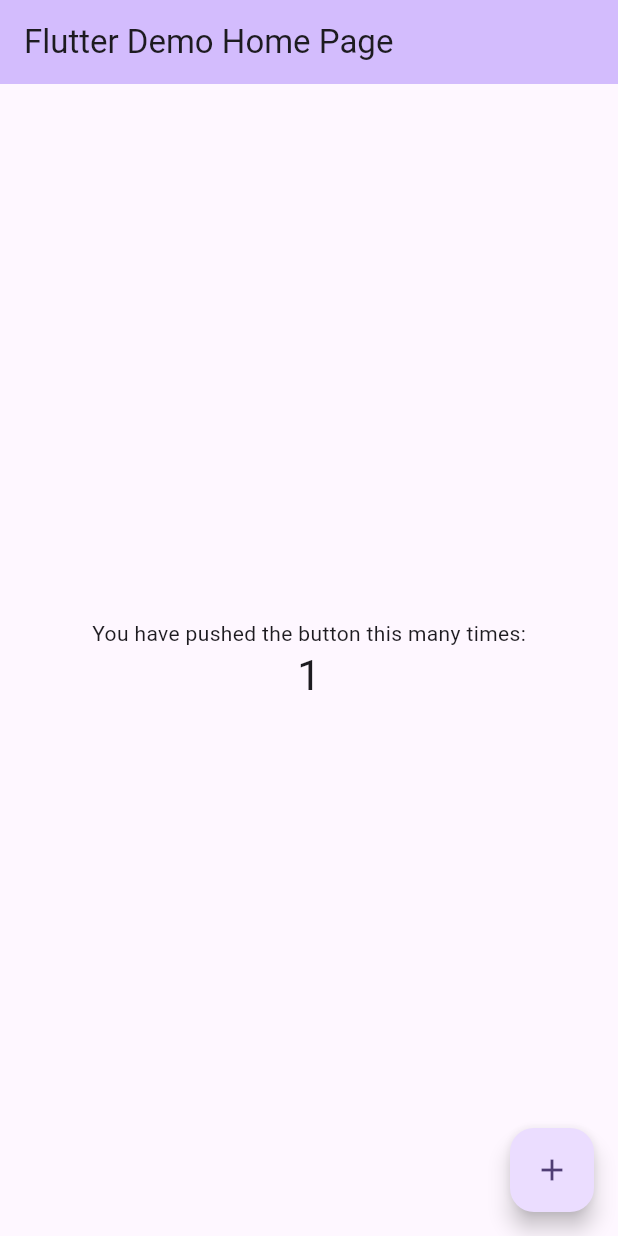
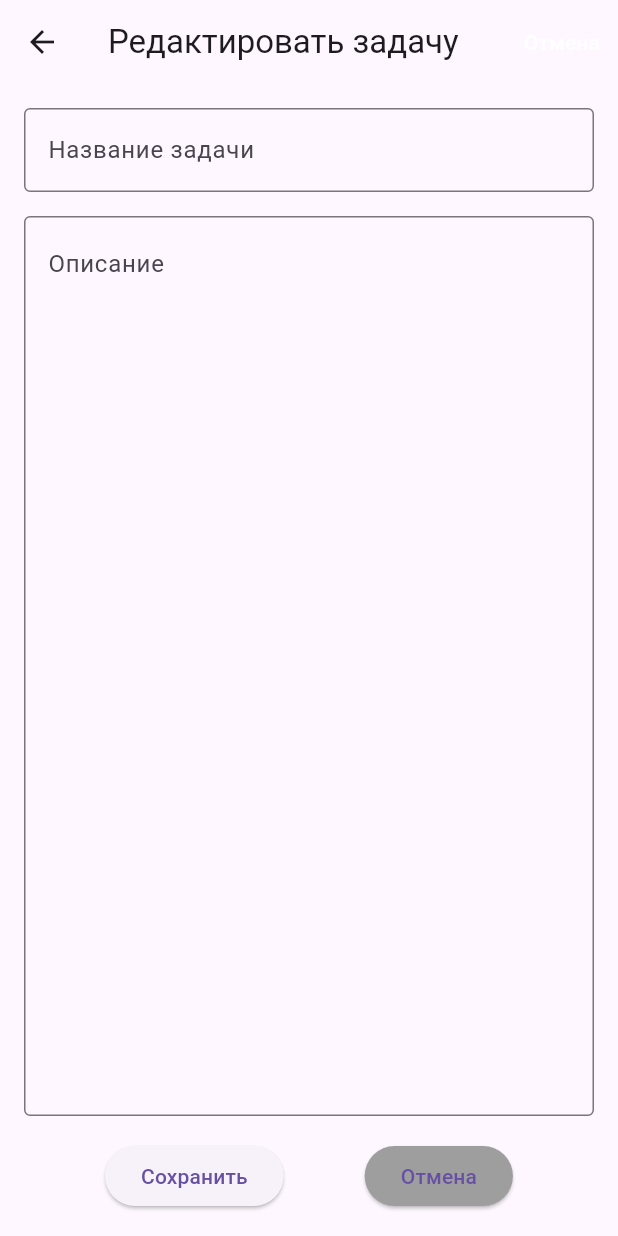
Before and after one commit to sokolovaver/flutter-labs, a Flutter app: the screen it shows after launch, after a tap on the "add" icon, on a phone screen of 412 x 824 dp. Run offline on Flutter 3.47's test engine with Material 3 defaults, Android fonts, the phone set to English and light mode, and no system bars.

Commit message:
Добавлены свёрстанные экраны, соответствующие планируемому дизайну и функционалу

```diff
--- /dev/null
+++ b/my_app/lib/home_screen.dart
@@ -0,0 +1,173 @@
+import 'package:flutter/material.dart';
+import 'task_add_screen.dart';
+
+class HomeScreen extends StatefulWidget {
+  const HomeScreen({super.key});
+
+  @override
+  _HomeScreenState createState() => _HomeScreenState();
+}
+
+
+class _HomeScreenState extends State<HomeScreen> {
+  List<Map<String, dynamic>> tasks = [
+    {
+      'title': 'Сделать лабораторную работу',
+      'preview': 'Разработка мобильных приложений',
+      'date': '23.11.2025 14:00',
+      'completed': false,
+    },
+    {
+      'title': 'Купить канцелярию',
+      'preview': 'Ручки, карандаши, тетради',
+      'date': '24.11.2025 15:00',
+      'completed': true,
+    },
+    {
+      'title': 'Приготовить ужин',
+      'preview': 'Рис с рыбой',
+      'date': '24.11.2025 16:00',
+      'completed': false,
+    },
+  ];
+
+  void _openTaskEditor({Map<String, dynamic>? task, int? index}) {
+    Navigator.of(context)
+        .push(
+      MaterialPageRoute(
+        builder: (context) => TaskAddScreen(
+          initialTitle: task != null ? task['title'] : '',
+          initialContent: task != null ? task['preview'] : '',
+        ),
+      ),
+    )
+        .then((result) {
+      if (result != null && result is Map<String, String>) {
+        setState(() {
+          final newTask = {
+            'title': result['title'],
+            'preview': result['content'],
+            'date': result['date'],
+            'completed': false,
+          };
+          if (index != null) {
+            tasks[index] = newTask;
+          } else {
+            tasks.add(newTask);
+          }
+        });
+      }
+    });
+  }
+
+  void _showDeleteDialog(int index) {
+    showDialog(
+      context: context,
+      builder: (context) => AlertDialog(
+        title: Text('Удалить задачу?'),
+        content: Text('Вы уверены, что хотите удалить эту задачу?'),
+        actions: [
+          TextButton(
+            onPressed: () => Navigator.of(context).pop(),
+            child: Text('Отменить'),
+          ),
+          TextButton(
+            onPressed: () {
+              setState(() {
+                tasks.removeAt(index);
+              });
+              Navigator.of(context).pop();
+            },
+            child: Text('Удалить', style: TextStyle(color: Colors.red)),
+          ),
+        ],
+      ),
+    );
+  }
+
+  @override
+  Widget build(BuildContext context) {
+    return Scaffold(
+      appBar: AppBar(
+        title: Text('TaskTrack'),
+        backgroundColor: Colors.green,
+      ),
+      body: Column(
+        children: [
+          // Строка поиска
+          Padding(
+            padding: EdgeInsets.all(16.0),
+            child: TextField(
+              decoration: InputDecoration(
+                hintText: 'Поиск',
+                prefixIcon: Icon(Icons.search),
+                border: OutlineInputBorder(
+                  borderRadius: BorderRadius.circular(10.0),
+                ),
+              ),
+              onChanged: (value) {
+                // Можно добавить фильтр задач
+              },
+            ),
+          ),
+          // Список задач
+          Expanded(
+            child: ListView.builder(
+              itemCount: tasks.length,
+              itemBuilder: (context, index) {
+                final task = tasks[index];
+                return Card(
+                  margin: EdgeInsets.symmetric(horizontal: 16.0, vertical: 4.0),
+                  child: ListTile(
+                    leading: Checkbox(
+                      value: task['completed'],
+                      onChanged: (value) {
+                        setState(() {
+                          tasks[index]['completed'] = value!;
+                        });
+                      },
+                    ),
+                    title: Text(
+                      task['title'],
+                      style: TextStyle(
+                        fontWeight: FontWeight.bold,
+                        decoration: task['completed']
+                            ? TextDecoration.lineThrough
+                            : TextDecoration.none,
+                      ),
+                    ),
+                    subtitle: Column(
+                      crossAxisAlignment: CrossAxisAlignment.start,
+                      children: [
+                        SizedBox(height: 4),
+                        Text(task['preview']),
+                        SizedBox(height: 4),
+                        Text(
+                          task['date'],
+                          style: TextStyle(fontSize: 12, color: Colors.grey),
+                        ),
+                      ],
+                    ),
+                    trailing: IconButton(
+                      icon: Icon(Icons.delete, color: Colors.red),
+                      onPressed: () => _showDeleteDialog(index),
+                    ),
+                    onTap: () {
+                      _openTaskEditor(task: task, index: index);
+                    },
+                  ),
+                );
+              },
+            ),
+          ),
+        ],
+      ),
+      floatingActionButton: FloatingActionButton(
+        onPressed: () => _openTaskEditor(),
+        child: Icon(Icons.add),
+        backgroundColor: Colors.blue,
+      ),
+      floatingActionButtonLocation: FloatingActionButtonLocation.startFloat,
+    );
+  }
+}
--- a/my_app/lib/main.dart
+++ b/my_app/lib/main.dart
@@ -1,4 +1,5 @@
 import 'package:flutter/material.dart';
+import 'home_screen.dart';
 
 void main() {
   runApp(const MyApp());
@@ -7,116 +8,14 @@ void main() {
 class MyApp extends StatelessWidget {
   const MyApp({super.key});
 
-  // This widget is the root of your application.
   @override
   Widget build(BuildContext context) {
     return MaterialApp(
-      title: 'Flutter Demo',
+      title: 'TaskTrack',
       theme: ThemeData(
-        // This is the theme of your application.
-        //
-        // TRY THIS: Try running your application with "flutter run". You'll see
-        // the application has a purple toolbar. Then, without quitting the app,
-        // try changing the seedColor in the colorScheme below to Colors.green
-        // and then invoke "hot reload" (save your changes or press the "hot
-        // reload" button in a Flutter-supported IDE, or press "r" if you used
-        // the command line to start the app).
-        //
-        // Notice that the counter didn't reset back to zero; the application
-        // state is not lost during the reload. To reset the state, use hot
-        // restart instead.
-        //
-        // This works for code too, not just values: Most code changes can be
-        // tested with just a hot reload.
-        colorScheme: ColorScheme.fromSeed(seedColor: Colors.deepPurple),
+        primarySwatch: Colors.green,
       ),
-      home: const MyHomePage(title: 'Flutter Demo Home Page'),
+      home: const HomeScreen(),
     );
   }
 }
-
-class MyHomePage extends StatefulWidget {
-  const MyHomePage({super.key, required this.title});
-
-  // This widget is the home page of your application. It is stateful, meaning
-  // that it has a State object (defined below) that contains fields that affect
-  // how it looks.
-
-  // This class is the configuration for the state. It holds the values (in this
-  // case the title) provided by the parent (in this case the App widget) and
-  // used by the build method of the State. Fields in a Widget subclass are
-  // always marked "final".
-
-  final String title;
-
-  @override
-  State<MyHomePage> createState() => _MyHomePageState();
-}
-
-class _MyHomePageState extends State<MyHomePage> {
-  int _counter = 0;
-
-  void _incrementCounter() {
-    setState(() {
-      // This call to setState tells the Flutter framework that something has
-      // changed in this State, which causes it to rerun the build method below
-      // so that the display can reflect the updated values. If we changed
-      // _counter without calling setState(), then the build method would not be
-      // called again, and so nothing would appear to happen.
-      _counter++;
-    });
-  }
-
-  @override
-  Widget build(BuildContext context) {
-    // This method is rerun every time setState is called, for instance as done
-    // by the _incrementCounter method above.
-    //
-    // The Flutter framework has been optimized to make rerunning build methods
-    // fast, so that you can just rebuild anything that needs updating rather
-    // than having to individually change instances of widgets.
-    return Scaffold(
-      appBar: AppBar(
-        // TRY THIS: Try changing the color here to a specific color (to
-        // Colors.amber, perhaps?) and trigger a hot reload to see the AppBar
-        // change color while the other colors stay the same.
-        backgroundColor: Theme.of(context).colorScheme.inversePrimary,
-        // Here we take the value from the MyHomePage object that was created by
-        // the App.build method, and use it to set our appbar title.
-        title: Text(widget.title),
-      ),
-      body: Center(
-        // Center is a layout widget. It takes a single child and positions it
-        // in the middle of the parent.
-        child: Column(
-          // Column is also a layout widget. It takes a list of children and
-          // arranges them vertically. By default, it sizes itself to fit its
-          // children horizontally, and tries to be as tall as its parent.
-          //
-          // Column has various properties to control how it sizes itself and
-          // how it positions its children. Here we use mainAxisAlignment to
-          // center the children vertically; the main axis here is the vertical
-          // axis because Columns are vertical (the cross axis would be
-          // horizontal).
-          //
-          // TRY THIS: Invoke "debug painting" (choose the "Toggle Debug Paint"
-          // action in the IDE, or press "p" in the console), to see the
-          // wireframe for each widget.
-          mainAxisAlignment: MainAxisAlignment.center,
-          children: <Widget>[
-            const Text('You have pushed the button this many times:'),
-            Text(
-              '$_counter',
-              style: Theme.of(context).textTheme.headlineMedium,
-            ),
-          ],
-        ),
-      ),
-      floatingActionButton: FloatingActionButton(
-        onPressed: _incrementCounter,
-        tooltip: 'Increment',
-        child: const Icon(Icons.add),
-      ), // This trailing comma makes auto-formatting nicer for build methods.
-    );
-  }
-}
--- /dev/null
+++ b/my_app/lib/task_add_screen.dart
@@ -0,0 +1,118 @@
+import 'package:flutter/material.dart';
+
+class TaskAddScreen extends StatefulWidget {
+  final String? initialTitle;
+  final String? initialContent;
+
+  const TaskAddScreen({
+    super.key,
+    this.initialTitle,
+    this.initialContent,
+  });
+
+  @override
+  _TaskAddScreenState createState() => _TaskAddScreenState();
+}
+
+class _TaskAddScreenState extends State<TaskAddScreen> {
+  final TextEditingController _titleController = TextEditingController();
+  final TextEditingController _contentController = TextEditingController();
+
+  @override
+  void initState() {
+    super.initState();
+    _titleController.text = widget.initialTitle ?? '';
+    _contentController.text = widget.initialContent ?? '';
+  }
+
+  @override
+  void dispose() {
+    _titleController.dispose();
+    _contentController.dispose();
+    super.dispose();
+  }
+
+  String _getCurrentDate() {
+    final now = DateTime.now();
+    return '${now.day}.${now.month}.${now.year} ${now.hour}:${now.minute.toString().padLeft(2, '0')}';
+  }
+
+  void _saveTask() {
+    final title = _titleController.text.trim();
+    final content = _contentController.text.trim();
+    if (title.isEmpty) {
+      ScaffoldMessenger.of(context).showSnackBar(
+        SnackBar(content: Text('Введите название задачи')),
+      );
+      return;
+    }
+    final result = {
+      'title': title,
+      'content': content,
+      'date': _getCurrentDate(),
+    };
+    Navigator.of(context).pop(result);
+  }
+
+  @override
+  Widget build(BuildContext context) {
+    return Scaffold(
+      appBar: AppBar(
+        title: Text(widget.initialTitle == null ? 'Добавить задачу' : 'Редактировать задачу'),
+        actions: [
+          TextButton(
+            onPressed: () => Navigator.of(context).pop(), // Отмена
+            child: Text('Отмена', style: TextStyle(color: Colors.white)),
+          ),
+        ],
+      ),
+      body: Padding(
+        padding: const EdgeInsets.all(16.0),
+        child: Column(
+          children: [
+            // Название
+            TextField(
+              controller: _titleController,
+              decoration: InputDecoration(
+                hintText: 'Название задачи',
+                border: OutlineInputBorder(),
+              ),
+            ),
+            SizedBox(height: 16),
+            // Описание
+            Expanded(
+              child: TextField(
+                controller: _contentController,
+                decoration: InputDecoration(
+                  hintText: 'Описание',
+                  border: OutlineInputBorder(),
+                ),
+                maxLines: null,
+                expands: true,
+                textAlignVertical: TextAlignVertical.top,
+              ),
+            ),
+            SizedBox(height: 16),
+            // Кнопки
+            Row(
+              mainAxisAlignment: MainAxisAlignment.spaceEvenly,
+              children: [
+                ElevatedButton(
+                  onPressed: _saveTask,
+                  child: Text('Сохранить'),
+                ),
+                ElevatedButton(
+                  onPressed: () => Navigator.of(context).pop(),
+                  child: Text('Отмена'),
+                  style: ElevatedButton.styleFrom(
+                    backgroundColor: Colors.grey,
+                  ),
+                ),
+              ],
+            ),
+          ],
+        ),
+      ),
+    );
+  }
+}
```
Also changed, not shown: my_app/pubspec.lock.
